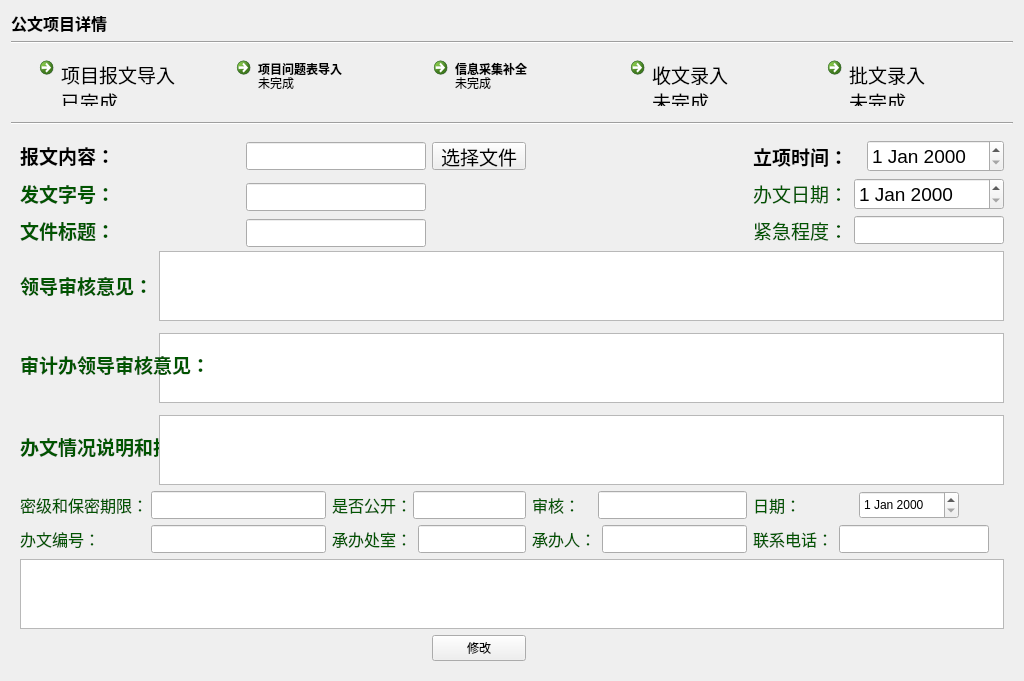
This is ui_dir/gwdetail.ui in wind-sword/Audit as Qt 5 draws it before an edit. The edited form follows.
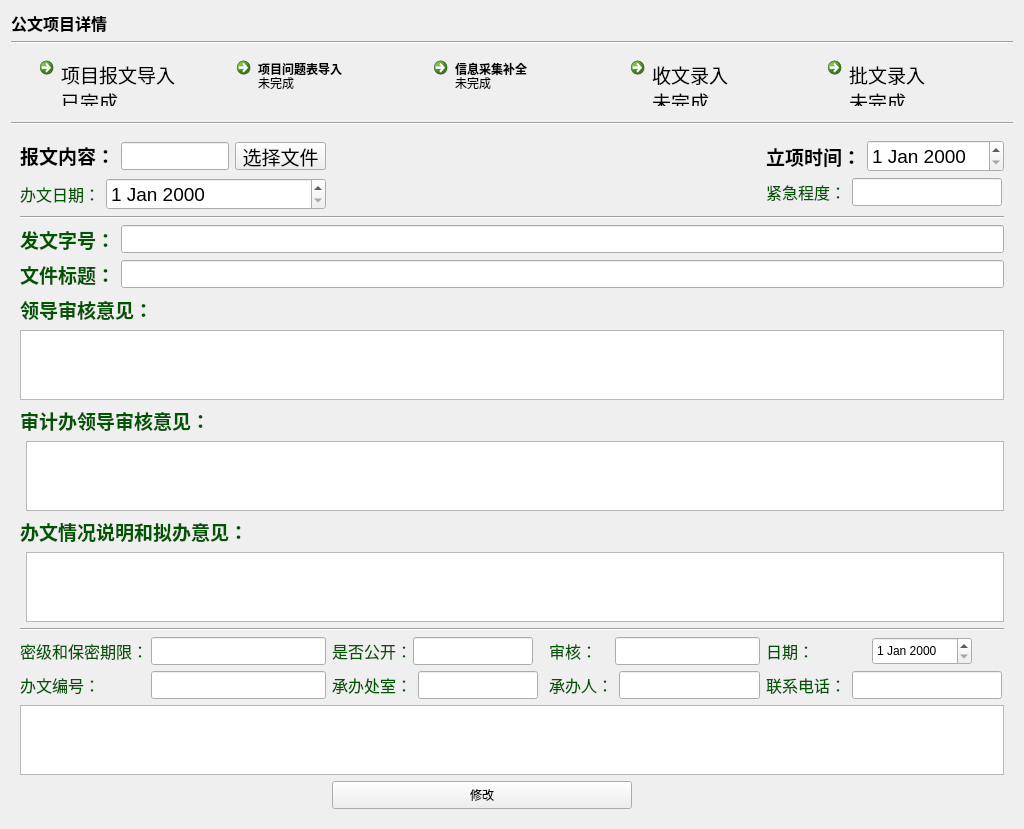
This is the edited form.

Patch:
```diff
--- a/ui_dir/gwdetail.ui
+++ b/ui_dir/gwdetail.ui
@@ -7,7 +7,7 @@
     <x>0</x>
     <y>0</y>
     <width>1024</width>
-    <height>656</height>
+    <height>810</height>
    </rect>
   </property>
   <property name="windowTitle">
@@ -238,49 +238,41 @@
    </item>
    <item>
     <widget class="QStackedWidget" name="stackedWidget">
+     <property name="sizePolicy">
+      <sizepolicy hsizetype="Expanding" vsizetype="Preferred">
+       <horstretch>0</horstretch>
+       <verstretch>0</verstretch>
+      </sizepolicy>
+     </property>
      <property name="currentIndex">
       <number>0</number>
      </property>
      <widget class="QWidget" name="page_basicinfo">
       <layout class="QGridLayout" name="gridLayout">
-       <item row="2" column="2" colspan="2">
-        <widget class="QLineEdit" name="lineEdit_num_3">
-         <property name="sizePolicy">
-          <sizepolicy hsizetype="Fixed" vsizetype="Fixed">
-           <horstretch>0</horstretch>
-           <verstretch>0</verstretch>
-          </sizepolicy>
-         </property>
-         <property name="minimumSize">
-          <size>
-           <width>0</width>
-           <height>28</height>
-          </size>
-         </property>
-         <property name="maximumSize">
-          <size>
-           <width>200</width>
-           <height>22</height>
-          </size>
-         </property>
-        </widget>
-       </item>
-       <item row="9" column="5">
-        <layout class="QFormLayout" name="formLayout_33">
-         <item row="0" column="0">
-          <widget class="QLabel" name="label_32">
+       <item row="0" column="0">
+        <layout class="QHBoxLayout" name="horizontalLayout_2">
+         <item>
+          <widget class="QLabel" name="label_file_3">
            <property name="font">
             <font>
-             <pointsize>12</pointsize>
+             <pointsize>14</pointsize>
+             <weight>75</weight>
+             <bold>true</bold>
             </font>
            </property>
            <property name="text">
-            <string>&lt;html&gt;&lt;head/&gt;&lt;body&gt;&lt;p&gt;&lt;span style=&quot; color:#005500;&quot;&gt;承办人：&lt;/span&gt;&lt;/p&gt;&lt;/body&gt;&lt;/html&gt;</string>
+            <string>&lt;html&gt;&lt;head/&gt;&lt;body&gt;&lt;p&gt;&lt;span style=&quot; color:#000000;&quot;&gt;报文内容：&lt;/span&gt;&lt;/p&gt;&lt;/body&gt;&lt;/html&gt;</string>
            </property>
           </widget>
          </item>
-         <item row="0" column="1">
-          <widget class="QLineEdit" name="lineEdit_27">
+         <item>
+          <widget class="QLineEdit" name="lineEdit_file_3">
+           <property name="sizePolicy">
+            <sizepolicy hsizetype="Fixed" vsizetype="Fixed">
+             <horstretch>0</horstretch>
+             <verstretch>0</verstretch>
+            </sizepolicy>
+           </property>
            <property name="minimumSize">
             <size>
              <width>0</width>
@@ -289,41 +281,20 @@
            </property>
            <property name="maximumSize">
             <size>
-             <width>150</width>
-             <height>16777215</height>
+             <width>200</width>
+             <height>28</height>
             </size>
            </property>
           </widget>
          </item>
-        </layout>
-       </item>
-       <item row="0" column="7">
-        <widget class="QDateEdit" name="dateEdit">
-         <property name="font">
-          <font>
-           <pointsize>14</pointsize>
-          </font>
-         </property>
-        </widget>
-       </item>
-       <item row="6" column="0" rowspan="2" colspan="3">
-        <widget class="QLabel" name="label_num_6">
-         <property name="font">
-          <font>
-           <pointsize>14</pointsize>
-           <weight>75</weight>
-           <bold>true</bold>
-          </font>
-         </property>
-         <property name="text">
-          <string notr="true">&lt;html&gt;&lt;head/&gt;&lt;body&gt;&lt;p&gt;&lt;span style=&quot; color:#005500;&quot;&gt;办文情况说明和拟办意见：&lt;/span&gt;&lt;/p&gt;&lt;/body&gt;&lt;/html&gt;</string>
-         </property>
-        </widget>
-       </item>
-       <item row="9" column="3" colspan="2">
-        <layout class="QFormLayout" name="formLayout_32">
-         <item row="0" column="1">
-          <widget class="QLineEdit" name="lineEdit_26">
+         <item>
+          <widget class="QPushButton" name="pushButton_file">
+           <property name="sizePolicy">
+            <sizepolicy hsizetype="Fixed" vsizetype="Fixed">
+             <horstretch>0</horstretch>
+             <verstretch>0</verstretch>
+            </sizepolicy>
+           </property>
            <property name="minimumSize">
             <size>
              <width>0</width>
@@ -332,140 +303,81 @@
            </property>
            <property name="maximumSize">
             <size>
-             <width>120</width>
-             <height>16777215</height>
+             <width>150</width>
+             <height>28</height>
             </size>
            </property>
-          </widget>
-         </item>
-         <item row="0" column="0">
-          <widget class="QLabel" name="label_31">
            <property name="font">
             <font>
-             <pointsize>12</pointsize>
+             <pointsize>14</pointsize>
             </font>
            </property>
            <property name="text">
-            <string>&lt;html&gt;&lt;head/&gt;&lt;body&gt;&lt;p&gt;&lt;span style=&quot; color:#005500;&quot;&gt;承办处室：&lt;/span&gt;&lt;/p&gt;&lt;/body&gt;&lt;/html&gt;</string>
+            <string>选择文件</string>
            </property>
           </widget>
          </item>
         </layout>
        </item>
-       <item row="8" column="3" colspan="2">
-        <layout class="QFormLayout" name="formLayout_28">
+       <item row="0" column="3">
+        <layout class="QFormLayout" name="formLayout_16">
          <item row="0" column="0">
-          <widget class="QLabel" name="label_27">
-           <property name="minimumSize">
-            <size>
-             <width>75</width>
-             <height>0</height>
-            </size>
-           </property>
-           <property name="maximumSize">
-            <size>
-             <width>75</width>
-             <height>16777215</height>
-            </size>
-           </property>
+          <widget class="QLabel" name="label_24">
            <property name="font">
             <font>
-             <pointsize>12</pointsize>
+             <pointsize>14</pointsize>
+             <weight>75</weight>
+             <bold>true</bold>
             </font>
            </property>
            <property name="text">
-            <string>&lt;html&gt;&lt;head/&gt;&lt;body&gt;&lt;p&gt;&lt;span style=&quot; color:#005500;&quot;&gt;是否公开：&lt;/span&gt;&lt;/p&gt;&lt;/body&gt;&lt;/html&gt;</string>
+            <string>立项时间：</string>
            </property>
           </widget>
          </item>
          <item row="0" column="1">
-          <widget class="QLineEdit" name="lineEdit_23">
-           <property name="minimumSize">
-            <size>
-             <width>0</width>
-             <height>28</height>
-            </size>
+          <widget class="QDateEdit" name="dateEdit">
+           <property name="font">
+            <font>
+             <pointsize>14</pointsize>
+            </font>
            </property>
-           <property name="maximumSize">
-            <size>
-             <width>120</width>
-             <height>16777215</height>
-            </size>
-           </property>
           </widget>
          </item>
         </layout>
        </item>
-       <item row="5" column="1" colspan="7">
-        <widget class="QTextEdit" name="textEdit_4"/>
-       </item>
-       <item row="10" column="0" colspan="8">
-        <widget class="QTextBrowser" name="textBrowser"/>
-       </item>
-       <item row="7" column="1" colspan="7">
-        <widget class="QTextEdit" name="textEdit_3"/>
-       </item>
-       <item row="9" column="6" colspan="2">
-        <layout class="QFormLayout" name="formLayout_34">
+       <item row="1" column="0">
+        <layout class="QFormLayout" name="formLayout_35">
          <item row="0" column="0">
-          <widget class="QLabel" name="label_33">
+          <widget class="QLabel" name="label_34">
            <property name="font">
             <font>
              <pointsize>12</pointsize>
             </font>
            </property>
            <property name="text">
-            <string>&lt;html&gt;&lt;head/&gt;&lt;body&gt;&lt;p&gt;&lt;span style=&quot; color:#005500;&quot;&gt;联系电话：&lt;/span&gt;&lt;/p&gt;&lt;/body&gt;&lt;/html&gt;</string>
+            <string>&lt;html&gt;&lt;head/&gt;&lt;body&gt;&lt;p&gt;&lt;span style=&quot; color:#005500;&quot;&gt;办文日期：&lt;/span&gt;&lt;/p&gt;&lt;/body&gt;&lt;/html&gt;</string>
            </property>
           </widget>
          </item>
          <item row="0" column="1">
-          <widget class="QLineEdit" name="lineEdit_28">
-           <property name="minimumSize">
-            <size>
-             <width>150</width>
-             <height>28</height>
-            </size>
+          <widget class="QDateEdit" name="dateEdit_7">
+           <property name="font">
+            <font>
+             <pointsize>14</pointsize>
+            </font>
            </property>
-           <property name="maximumSize">
-            <size>
-             <width>150</width>
-             <height>16777215</height>
-            </size>
-           </property>
           </widget>
          </item>
         </layout>
        </item>
-       <item row="0" column="2" colspan="2">
-        <widget class="QLineEdit" name="lineEdit_file_3">
-         <property name="sizePolicy">
-          <sizepolicy hsizetype="Fixed" vsizetype="Fixed">
-           <horstretch>0</horstretch>
-           <verstretch>0</verstretch>
-          </sizepolicy>
-         </property>
-         <property name="minimumSize">
-          <size>
-           <width>0</width>
-           <height>28</height>
-          </size>
-         </property>
-         <property name="maximumSize">
-          <size>
-           <width>200</width>
-           <height>28</height>
-          </size>
-         </property>
-        </widget>
-       </item>
-       <item row="2" column="6" colspan="2">
+       <item row="1" column="3">
         <layout class="QFormLayout" name="formLayout_36">
          <item row="0" column="0">
           <widget class="QLabel" name="label_35">
            <property name="font">
             <font>
-             <pointsize>14</pointsize>
+             <pointsize>12</pointsize>
             </font>
            </property>
            <property name="text">
@@ -496,173 +408,96 @@
          </item>
         </layout>
        </item>
-       <item row="1" column="2" colspan="2">
-        <widget class="QLineEdit" name="lineEdit_num">
+       <item row="2" column="0" colspan="4">
+        <widget class="Line" name="line_3">
          <property name="sizePolicy">
-          <sizepolicy hsizetype="Fixed" vsizetype="Fixed">
+          <sizepolicy hsizetype="Expanding" vsizetype="Fixed">
            <horstretch>0</horstretch>
            <verstretch>0</verstretch>
           </sizepolicy>
          </property>
-         <property name="minimumSize">
-          <size>
-           <width>0</width>
-           <height>28</height>
-          </size>
+         <property name="orientation">
+          <enum>Qt::Horizontal</enum>
          </property>
-         <property name="maximumSize">
-          <size>
-           <width>200</width>
-           <height>22</height>
-          </size>
-         </property>
         </widget>
        </item>
-       <item row="3" column="0">
-        <widget class="QLabel" name="label_num_4">
-         <property name="font">
-          <font>
-           <pointsize>14</pointsize>
-           <weight>75</weight>
-           <bold>true</bold>
-          </font>
-         </property>
-         <property name="text">
-          <string>&lt;html&gt;&lt;head/&gt;&lt;body&gt;&lt;p&gt;&lt;span style=&quot; color:#005500;&quot;&gt;领导审核意见：&lt;/span&gt;&lt;/p&gt;&lt;/body&gt;&lt;/html&gt;</string>
-         </property>
-        </widget>
-       </item>
-       <item row="4" column="0" rowspan="2" colspan="2">
-        <widget class="QLabel" name="label_num_5">
-         <property name="font">
-          <font>
-           <pointsize>14</pointsize>
-           <weight>75</weight>
-           <bold>true</bold>
-          </font>
-         </property>
-         <property name="text">
-          <string notr="true">&lt;html&gt;&lt;head/&gt;&lt;body&gt;&lt;p&gt;&lt;span style=&quot; color:#005500;&quot;&gt;审计办领导审核意见：&lt;/span&gt;&lt;/p&gt;&lt;/body&gt;&lt;/html&gt;</string>
-         </property>
-        </widget>
-       </item>
-       <item row="0" column="0">
-        <widget class="QLabel" name="label_file_3">
-         <property name="font">
-          <font>
-           <pointsize>14</pointsize>
-           <weight>75</weight>
-           <bold>true</bold>
-          </font>
-         </property>
-         <property name="text">
-          <string>&lt;html&gt;&lt;head/&gt;&lt;body&gt;&lt;p&gt;&lt;span style=&quot; color:#000000;&quot;&gt;报文内容：&lt;/span&gt;&lt;/p&gt;&lt;/body&gt;&lt;/html&gt;</string>
-         </property>
-        </widget>
-       </item>
-       <item row="2" column="0">
-        <widget class="QLabel" name="label_num_3">
-         <property name="font">
-          <font>
-           <pointsize>14</pointsize>
-           <weight>75</weight>
-           <bold>true</bold>
-          </font>
-         </property>
-         <property name="text">
-          <string>&lt;html&gt;&lt;head/&gt;&lt;body&gt;&lt;p&gt;&lt;span style=&quot; color:#005500;&quot;&gt;文件标题：&lt;/span&gt;&lt;/p&gt;&lt;/body&gt;&lt;/html&gt;</string>
-         </property>
-        </widget>
-       </item>
-       <item row="9" column="0" colspan="3">
-        <layout class="QFormLayout" name="formLayout_31">
+       <item row="5" column="0" colspan="4">
+        <layout class="QFormLayout" name="formLayout_19">
          <item row="0" column="0">
-          <widget class="QLabel" name="label_30">
-           <property name="minimumSize">
-            <size>
-             <width>125</width>
-             <height>0</height>
-            </size>
-           </property>
-           <property name="maximumSize">
-            <size>
-             <width>125</width>
-             <height>16777215</height>
-            </size>
-           </property>
+          <widget class="QLabel" name="label_num_4">
            <property name="font">
             <font>
-             <pointsize>12</pointsize>
+             <pointsize>14</pointsize>
+             <weight>75</weight>
+             <bold>true</bold>
             </font>
            </property>
            <property name="text">
-            <string>&lt;html&gt;&lt;head/&gt;&lt;body&gt;&lt;p&gt;&lt;span style=&quot; color:#005500;&quot;&gt;办文编号：&lt;/span&gt;&lt;/p&gt;&lt;/body&gt;&lt;/html&gt;</string>
+            <string>&lt;html&gt;&lt;head/&gt;&lt;body&gt;&lt;p&gt;&lt;span style=&quot; color:#005500;&quot;&gt;领导审核意见：&lt;/span&gt;&lt;/p&gt;&lt;/body&gt;&lt;/html&gt;</string>
            </property>
           </widget>
          </item>
-         <item row="0" column="1">
-          <widget class="QLineEdit" name="lineEdit_25">
-           <property name="minimumSize">
-            <size>
-             <width>175</width>
-             <height>28</height>
-            </size>
-           </property>
-           <property name="maximumSize">
-            <size>
-             <width>175</width>
-             <height>16777215</height>
-            </size>
-           </property>
-          </widget>
+         <item row="1" column="0" colspan="2">
+          <widget class="QTextEdit" name="textEdit_2"/>
          </item>
         </layout>
        </item>
-       <item row="8" column="5">
-        <layout class="QFormLayout" name="formLayout_29">
-         <item row="0" column="0">
-          <widget class="QLabel" name="label_28">
-           <property name="minimumSize">
-            <size>
-             <width>60</width>
-             <height>0</height>
-            </size>
-           </property>
-           <property name="maximumSize">
-            <size>
-             <width>60</width>
-             <height>16777215</height>
-            </size>
-           </property>
+       <item row="6" column="0" colspan="4">
+        <layout class="QFormLayout" name="formLayout_20">
+         <item row="0" column="0" colspan="2">
+          <widget class="QLabel" name="label_num_5">
            <property name="font">
             <font>
-             <pointsize>12</pointsize>
+             <pointsize>14</pointsize>
+             <weight>75</weight>
+             <bold>true</bold>
             </font>
            </property>
            <property name="text">
-            <string>&lt;html&gt;&lt;head/&gt;&lt;body&gt;&lt;p&gt;&lt;span style=&quot; color:#005500;&quot;&gt;审核：&lt;/span&gt;&lt;/p&gt;&lt;/body&gt;&lt;/html&gt;</string>
+            <string notr="true">&lt;html&gt;&lt;head/&gt;&lt;body&gt;&lt;p&gt;&lt;span style=&quot; color:#005500;&quot;&gt;审计办领导审核意见：&lt;/span&gt;&lt;/p&gt;&lt;/body&gt;&lt;/html&gt;</string>
            </property>
           </widget>
          </item>
-         <item row="0" column="1">
-          <widget class="QLineEdit" name="lineEdit_24">
-           <property name="minimumSize">
-            <size>
-             <width>0</width>
-             <height>28</height>
-            </size>
+         <item row="1" column="1">
+          <widget class="QTextEdit" name="textEdit_4"/>
+         </item>
+        </layout>
+       </item>
+       <item row="7" column="0" colspan="4">
+        <layout class="QFormLayout" name="formLayout_21">
+         <item row="0" column="0" colspan="2">
+          <widget class="QLabel" name="label_num_6">
+           <property name="font">
+            <font>
+             <pointsize>14</pointsize>
+             <weight>75</weight>
+             <bold>true</bold>
+            </font>
            </property>
-           <property name="maximumSize">
-            <size>
-             <width>150</width>
-             <height>16777215</height>
-            </size>
+           <property name="text">
+            <string notr="true">&lt;html&gt;&lt;head/&gt;&lt;body&gt;&lt;p&gt;&lt;span style=&quot; color:#005500;&quot;&gt;办文情况说明和拟办意见：&lt;/span&gt;&lt;/p&gt;&lt;/body&gt;&lt;/html&gt;</string>
            </property>
           </widget>
          </item>
+         <item row="1" column="1">
+          <widget class="QTextEdit" name="textEdit_3"/>
+         </item>
         </layout>
        </item>
-       <item row="8" column="0" colspan="3">
+       <item row="8" column="0" colspan="4">
+        <widget class="Line" name="line_4">
+         <property name="sizePolicy">
+          <sizepolicy hsizetype="Expanding" vsizetype="Fixed">
+           <horstretch>0</horstretch>
+           <verstretch>0</verstretch>
+          </sizepolicy>
+         </property>
+         <property name="orientation">
+          <enum>Qt::Horizontal</enum>
+         </property>
+        </widget>
+       </item>
+       <item row="9" column="0">
         <layout class="QFormLayout" name="formLayout_27">
          <item row="0" column="0">
           <widget class="QLabel" name="label_26">
@@ -706,7 +541,95 @@
          </item>
         </layout>
        </item>
-       <item row="8" column="6" colspan="2">
+       <item row="9" column="1">
+        <layout class="QFormLayout" name="formLayout_28">
+         <item row="0" column="0">
+          <widget class="QLabel" name="label_27">
+           <property name="minimumSize">
+            <size>
+             <width>75</width>
+             <height>0</height>
+            </size>
+           </property>
+           <property name="maximumSize">
+            <size>
+             <width>75</width>
+             <height>16777215</height>
+            </size>
+           </property>
+           <property name="font">
+            <font>
+             <pointsize>12</pointsize>
+            </font>
+           </property>
+           <property name="text">
+            <string>&lt;html&gt;&lt;head/&gt;&lt;body&gt;&lt;p&gt;&lt;span style=&quot; color:#005500;&quot;&gt;是否公开：&lt;/span&gt;&lt;/p&gt;&lt;/body&gt;&lt;/html&gt;</string>
+           </property>
+          </widget>
+         </item>
+         <item row="0" column="1">
+          <widget class="QLineEdit" name="lineEdit_23">
+           <property name="minimumSize">
+            <size>
+             <width>0</width>
+             <height>28</height>
+            </size>
+           </property>
+           <property name="maximumSize">
+            <size>
+             <width>120</width>
+             <height>16777215</height>
+            </size>
+           </property>
+          </widget>
+         </item>
+        </layout>
+       </item>
+       <item row="9" column="2">
+        <layout class="QFormLayout" name="formLayout_29">
+         <item row="0" column="0">
+          <widget class="QLabel" name="label_28">
+           <property name="minimumSize">
+            <size>
+             <width>60</width>
+             <height>0</height>
+            </size>
+           </property>
+           <property name="maximumSize">
+            <size>
+             <width>60</width>
+             <height>16777215</height>
+            </size>
+           </property>
+           <property name="font">
+            <font>
+             <pointsize>12</pointsize>
+            </font>
+           </property>
+           <property name="text">
+            <string>&lt;html&gt;&lt;head/&gt;&lt;body&gt;&lt;p&gt;&lt;span style=&quot; color:#005500;&quot;&gt;审核：&lt;/span&gt;&lt;/p&gt;&lt;/body&gt;&lt;/html&gt;</string>
+           </property>
+          </widget>
+         </item>
+         <item row="0" column="1">
+          <widget class="QLineEdit" name="lineEdit_24">
+           <property name="minimumSize">
+            <size>
+             <width>0</width>
+             <height>28</height>
+            </size>
+           </property>
+           <property name="maximumSize">
+            <size>
+             <width>150</width>
+             <height>16777215</height>
+            </size>
+           </property>
+          </widget>
+         </item>
+        </layout>
+       </item>
+       <item row="9" column="3">
         <layout class="QFormLayout" name="formLayout_30">
          <item row="0" column="0">
           <widget class="QLabel" name="label_29">
@@ -756,99 +679,242 @@
          </item>
         </layout>
        </item>
-       <item row="0" column="4">
-        <widget class="QPushButton" name="pushButton_file">
-         <property name="sizePolicy">
-          <sizepolicy hsizetype="Fixed" vsizetype="Fixed">
-           <horstretch>0</horstretch>
-           <verstretch>0</verstretch>
-          </sizepolicy>
-         </property>
-         <property name="minimumSize">
-          <size>
-           <width>0</width>
-           <height>28</height>
-          </size>
-         </property>
-         <property name="maximumSize">
-          <size>
-           <width>150</width>
-           <height>28</height>
-          </size>
-         </property>
-         <property name="font">
-          <font>
-           <pointsize>14</pointsize>
-          </font>
-         </property>
-         <property name="text">
-          <string>选择文件</string>
-         </property>
-        </widget>
+       <item row="10" column="0">
+        <layout class="QFormLayout" name="formLayout_31">
+         <item row="0" column="0">
+          <widget class="QLabel" name="label_30">
+           <property name="minimumSize">
+            <size>
+             <width>125</width>
+             <height>0</height>
+            </size>
+           </property>
+           <property name="maximumSize">
+            <size>
+             <width>125</width>
+             <height>16777215</height>
+            </size>
+           </property>
+           <property name="font">
+            <font>
+             <pointsize>12</pointsize>
+            </font>
+           </property>
+           <property name="text">
+            <string>&lt;html&gt;&lt;head/&gt;&lt;body&gt;&lt;p&gt;&lt;span style=&quot; color:#005500;&quot;&gt;办文编号：&lt;/span&gt;&lt;/p&gt;&lt;/body&gt;&lt;/html&gt;</string>
+           </property>
+          </widget>
+         </item>
+         <item row="0" column="1">
+          <widget class="QLineEdit" name="lineEdit_25">
+           <property name="minimumSize">
+            <size>
+             <width>175</width>
+             <height>28</height>
+            </size>
+           </property>
+           <property name="maximumSize">
+            <size>
+             <width>175</width>
+             <height>16777215</height>
+            </size>
+           </property>
+          </widget>
+         </item>
+        </layout>
        </item>
-       <item row="1" column="6" colspan="2">
-        <layout class="QFormLayout" name="formLayout_35">
+       <item row="10" column="1">
+        <layout class="QFormLayout" name="formLayout_32">
          <item row="0" column="1">
-          <widget class="QDateEdit" name="dateEdit_7">
+          <widget class="QLineEdit" name="lineEdit_26">
+           <property name="minimumSize">
+            <size>
+             <width>0</width>
+             <height>28</height>
+            </size>
+           </property>
+           <property name="maximumSize">
+            <size>
+             <width>120</width>
+             <height>16777215</height>
+            </size>
+           </property>
+          </widget>
+         </item>
+         <item row="0" column="0">
+          <widget class="QLabel" name="label_31">
            <property name="font">
             <font>
-             <pointsize>14</pointsize>
+             <pointsize>12</pointsize>
             </font>
            </property>
+           <property name="text">
+            <string>&lt;html&gt;&lt;head/&gt;&lt;body&gt;&lt;p&gt;&lt;span style=&quot; color:#005500;&quot;&gt;承办处室：&lt;/span&gt;&lt;/p&gt;&lt;/body&gt;&lt;/html&gt;</string>
+           </property>
           </widget>
          </item>
+        </layout>
+       </item>
+       <item row="10" column="2">
+        <layout class="QFormLayout" name="formLayout_33">
          <item row="0" column="0">
-          <widget class="QLabel" name="label_34">
+          <widget class="QLabel" name="label_32">
            <property name="font">
             <font>
-             <pointsize>14</pointsize>
+             <pointsize>12</pointsize>
             </font>
            </property>
            <property name="text">
-            <string>&lt;html&gt;&lt;head/&gt;&lt;body&gt;&lt;p&gt;&lt;span style=&quot; color:#005500;&quot;&gt;办文日期：&lt;/span&gt;&lt;/p&gt;&lt;/body&gt;&lt;/html&gt;</string>
+            <string>&lt;html&gt;&lt;head/&gt;&lt;body&gt;&lt;p&gt;&lt;span style=&quot; color:#005500;&quot;&gt;承办人：&lt;/span&gt;&lt;/p&gt;&lt;/body&gt;&lt;/html&gt;</string>
            </property>
           </widget>
          </item>
+         <item row="0" column="1">
+          <widget class="QLineEdit" name="lineEdit_27">
+           <property name="minimumSize">
+            <size>
+             <width>0</width>
+             <height>28</height>
+            </size>
+           </property>
+           <property name="maximumSize">
+            <size>
+             <width>150</width>
+             <height>16777215</height>
+            </size>
+           </property>
+          </widget>
+         </item>
         </layout>
        </item>
-       <item row="1" column="0">
-        <widget class="QLabel" name="label_num">
-         <property name="font">
-          <font>
-           <pointsize>14</pointsize>
-           <weight>75</weight>
-           <bold>true</bold>
-          </font>
-         </property>
-         <property name="text">
-          <string>&lt;html&gt;&lt;head/&gt;&lt;body&gt;&lt;p&gt;&lt;span style=&quot; color:#005500;&quot;&gt;发文字号：&lt;/span&gt;&lt;/p&gt;&lt;/body&gt;&lt;/html&gt;</string>
-         </property>
-        </widget>
+       <item row="10" column="3">
+        <layout class="QFormLayout" name="formLayout_34">
+         <item row="0" column="0">
+          <widget class="QLabel" name="label_33">
+           <property name="font">
+            <font>
+             <pointsize>12</pointsize>
+            </font>
+           </property>
+           <property name="text">
+            <string>&lt;html&gt;&lt;head/&gt;&lt;body&gt;&lt;p&gt;&lt;span style=&quot; color:#005500;&quot;&gt;联系电话：&lt;/span&gt;&lt;/p&gt;&lt;/body&gt;&lt;/html&gt;</string>
+           </property>
+          </widget>
+         </item>
+         <item row="0" column="1">
+          <widget class="QLineEdit" name="lineEdit_28">
+           <property name="minimumSize">
+            <size>
+             <width>150</width>
+             <height>28</height>
+            </size>
+           </property>
+           <property name="maximumSize">
+            <size>
+             <width>150</width>
+             <height>16777215</height>
+            </size>
+           </property>
+          </widget>
+         </item>
+        </layout>
        </item>
-       <item row="0" column="6">
-        <widget class="QLabel" name="label_24">
-         <property name="font">
-          <font>
-           <pointsize>14</pointsize>
-           <weight>75</weight>
-           <bold>true</bold>
-          </font>
-         </property>
-         <property name="text">
-          <string>立项时间：</string>
-         </property>
-        </widget>
+       <item row="11" column="0" colspan="4">
+        <widget class="QTextBrowser" name="textBrowser"/>
        </item>
-       <item row="3" column="1" colspan="7">
-        <widget class="QTextEdit" name="textEdit_2"/>
-       </item>
-       <item row="11" column="4">
+       <item row="12" column="1" colspan="2">
         <widget class="QPushButton" name="pushButton_2">
+         <property name="sizePolicy">
+          <sizepolicy hsizetype="Expanding" vsizetype="Expanding">
+           <horstretch>0</horstretch>
+           <verstretch>0</verstretch>
+          </sizepolicy>
+         </property>
+         <property name="minimumSize">
+          <size>
+           <width>0</width>
+           <height>28</height>
+          </size>
+         </property>
+         <property name="maximumSize">
+          <size>
+           <width>300</width>
+           <height>28</height>
+          </size>
+         </property>
          <property name="text">
           <string>修改</string>
          </property>
         </widget>
        </item>
+       <item row="3" column="0" colspan="4">
+        <layout class="QFormLayout" name="formLayout_17">
+         <item row="0" column="0">
+          <widget class="QLabel" name="label_num">
+           <property name="font">
+            <font>
+             <pointsize>14</pointsize>
+             <weight>75</weight>
+             <bold>true</bold>
+            </font>
+           </property>
+           <property name="text">
+            <string>&lt;html&gt;&lt;head/&gt;&lt;body&gt;&lt;p&gt;&lt;span style=&quot; color:#005500;&quot;&gt;发文字号：&lt;/span&gt;&lt;/p&gt;&lt;/body&gt;&lt;/html&gt;</string>
+           </property>
+          </widget>
+         </item>
+         <item row="0" column="1">
+          <widget class="QLineEdit" name="lineEdit_num">
+           <property name="sizePolicy">
+            <sizepolicy hsizetype="Expanding" vsizetype="Fixed">
+             <horstretch>0</horstretch>
+             <verstretch>0</verstretch>
+            </sizepolicy>
+           </property>
+           <property name="minimumSize">
+            <size>
+             <width>0</width>
+             <height>28</height>
+            </size>
+           </property>
+          </widget>
+         </item>
+        </layout>
+       </item>
+       <item row="4" column="0" colspan="4">
+        <layout class="QFormLayout" name="formLayout_18">
+         <item row="0" column="0">
+          <widget class="QLabel" name="label_num_3">
+           <property name="font">
+            <font>
+             <pointsize>14</pointsize>
+             <weight>75</weight>
+             <bold>true</bold>
+            </font>
+           </property>
+           <property name="text">
+            <string>&lt;html&gt;&lt;head/&gt;&lt;body&gt;&lt;p&gt;&lt;span style=&quot; color:#005500;&quot;&gt;文件标题：&lt;/span&gt;&lt;/p&gt;&lt;/body&gt;&lt;/html&gt;</string>
+           </property>
+          </widget>
+         </item>
+         <item row="0" column="1">
+          <widget class="QLineEdit" name="lineEdit_num_3">
+           <property name="sizePolicy">
+            <sizepolicy hsizetype="Expanding" vsizetype="Fixed">
+             <horstretch>0</horstretch>
+             <verstretch>0</verstretch>
+            </sizepolicy>
+           </property>
+           <property name="minimumSize">
+            <size>
+             <width>0</width>
+             <height>28</height>
+            </size>
+           </property>
+          </widget>
+         </item>
+        </layout>
+       </item>
       </layout>
      </widget>
      <widget class="QWidget" name="page_relfile">
```
Left out of the diff: 432 changed lines with no effect on the pictures.
